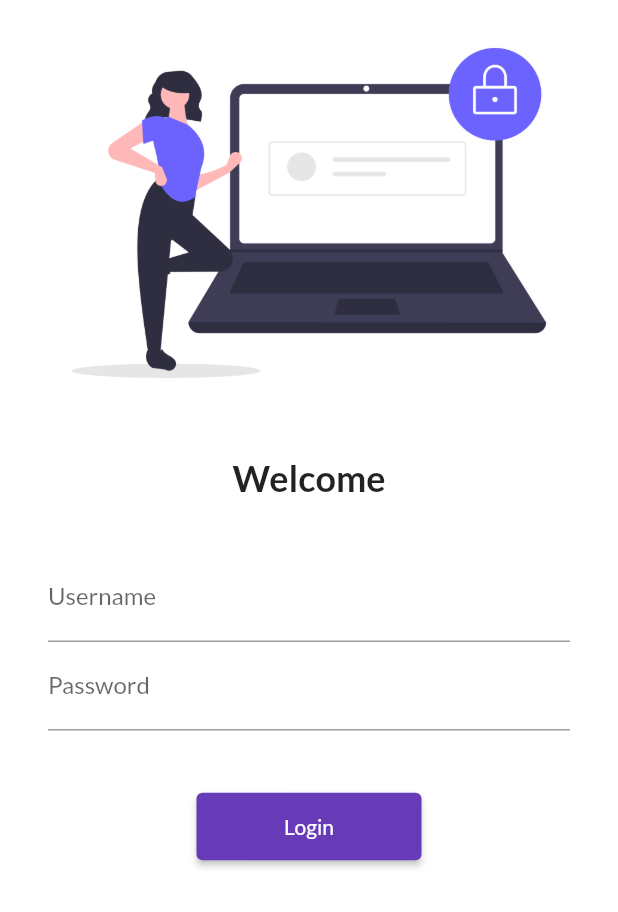
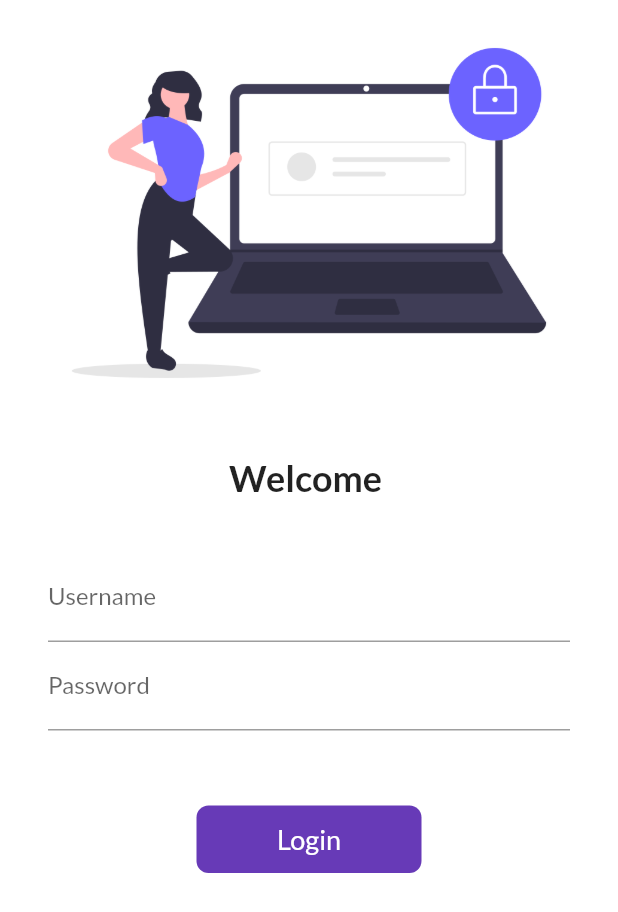
Before and after one commit to harikrishna-makwana/30DaysOfFlutter, a Flutter app: the screen it shows after launch, on a phone screen of 412 x 824 dp. Shown: the top 912 px of the screen. Run offline on Flutter 3.47's test engine with Material 2 defaults, Android fonts, the phone set to English and light mode, and no system bars; our stand-ins replace google_fonts.

Commit message:
Day 6 completed

```diff
--- a/lib/pages/login_page.dart
+++ b/lib/pages/login_page.dart
@@ -1,10 +1,18 @@
-// ignore_for_file: prefer_const_constructors, avoid_print
+// ignore_for_file: prefer_const_constructors, avoid_print, use_build_context_synchronously
 
 import 'package:flutter/material.dart';
 import 'package:go_for_it/utils/routes.dart';
 
-class LoginPage extends StatelessWidget {
+class LoginPage extends StatefulWidget {
   const LoginPage({super.key});
+
+  @override
+  State<LoginPage> createState() => _LoginPageState();
+}
+
+class _LoginPageState extends State<LoginPage> {
+  String name = "";
+  bool changeButton = false;
 
   @override
   Widget build(BuildContext context) {
@@ -21,7 +29,7 @@
                 height: 20.0,
               ),
               Text(
-                "Welcome",
+                "Welcome $name",
                 style: TextStyle(
                   fontSize: 24,
                   fontWeight: FontWeight.bold,
@@ -39,6 +47,10 @@
                       decoration: InputDecoration(
                           hintText: "Enter the Username",
                           labelText: "Username"),
+                      onChanged: (value) {
+                        name = value;
+                        setState(() {});
+                      },
                     ),
                     TextFormField(
                       obscureText: true,
@@ -47,15 +59,43 @@
                           labelText: "Password"),
                     ),
                     SizedBox(
-                      height: 40.0,
+                      height: 50.0,
                     ),
-                    ElevatedButton(
-                      onPressed: () {
+                    InkWell(
+                      onTap: () async {
+                        setState(() {
+                          changeButton = true;
+                        });
+
+                        await Future.delayed(Duration(seconds: 1));
                         Navigator.pushNamed(context, MyRoutes.homeRoute);
                       },
-                      child: Text("Login"),
-                      style: TextButton.styleFrom(minimumSize: Size(150, 45)),
+                      child: AnimatedContainer(
+                        duration: Duration(seconds: 1),
+                        height: 45,
+                        width: changeButton ? 50 : 150,
+                        decoration: BoxDecoration(
+                            color: Colors.deepPurple,
+                            borderRadius:
+                                BorderRadius.circular(changeButton ? 50 : 8)),
+                        child: Center(
+                            child: changeButton
+                                ? Icon(
+                                    Icons.done,
+                                    color: Colors.white,
+                                  )
+                                : Text("Login",
+                                    style: TextStyle(
+                                        color: Colors.white, fontSize: 18))),
+                      ),
                     )
+                    // ElevatedButton(
+                    //   onPressed: () {
+                    //     Navigator.pushNamed(context, MyRoutes.homeRoute);
+                    //   },
+                    //   child: Text("Login"),
+                    //   style: TextButton.styleFrom(minimumSize: Size(150, 45)),
+                    // )
                   ],
                 ),
               ),
```
